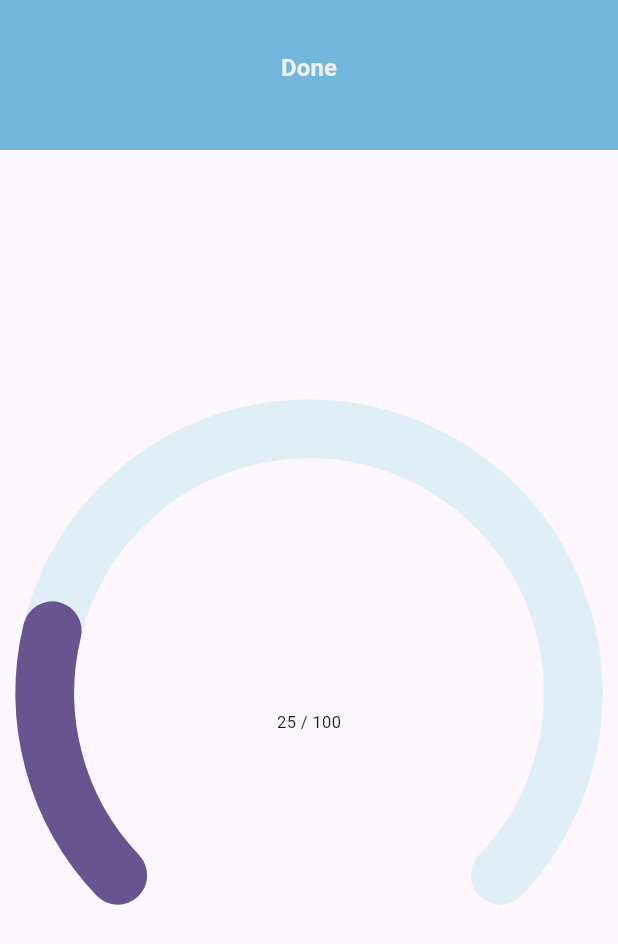
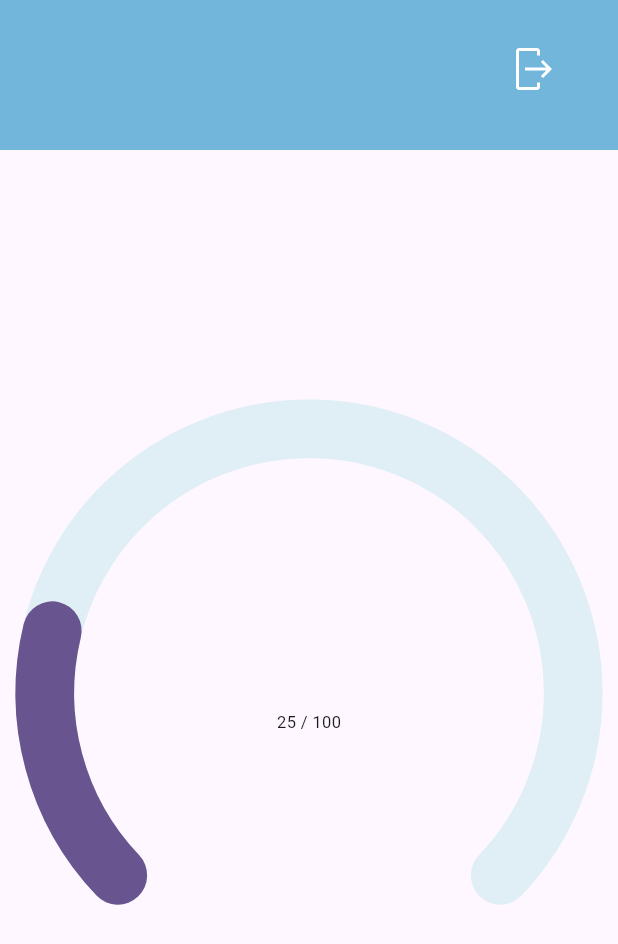
Before and after one commit to zOhran13/RIHack23, a Flutter app: the ProfileScreen screen opened directly, on a phone screen of 412 x 824 dp. Shown: the top 944 px of the screen. Run offline on Flutter 3.47's test engine with Material 2 defaults, Android fonts, the phone set to English and light mode, and no system bars; drawn by our look-alikes of syncfusion_flutter_gauges; our stand-ins replace flutter_svg; Roboto replaces fonts that are missing (RoundedMplus1c).

Commit message:
Edited ProfilePage

```diff
--- a/FitFam/lib/src/common_widgets/custom_navigationbar.dart
+++ b/FitFam/lib/src/common_widgets/custom_navigationbar.dart
@@ -38,7 +38,7 @@ class _CustomNavigationBarState extends State<CustomNavigationBar> {
         ),
         items: <BottomNavigationBarItem>[
           BottomNavigationBarItem(
-            icon: SvgPicture.asset(GlobalVariables.homePageIcon),
+          icon: SvgPicture.asset(GlobalVariables.homePageIcon),
             label: ('Home'),
             backgroundColor: const Color(0xFF72B6DC),
           ),
--- a/FitFam/lib/src/screens/profile.dart
+++ b/FitFam/lib/src/screens/profile.dart
@@ -1,8 +1,9 @@
 import 'package:fitfam/src/common_widgets/custom_pedometer.dart';
 import 'package:fitfam/src/utils/global_variables.dart';
 import 'package:flutter/material.dart';
+import 'package:flutter_svg/flutter_svg.dart';
 
-import '../common_widgets/custom_button.dart';
+
 
 class ProfileScreen extends StatelessWidget {
   const ProfileScreen({super.key});
@@ -18,12 +19,18 @@ class ProfileScreen extends StatelessWidget {
             SizedBox(
               height: MediaQuery.of(context).padding.top,
             ),
-            const CustomButton(),
+               Container(
+                padding: EdgeInsets.only(top: 30.0),
+                margin: EdgeInsets.only(left: 300.0),
+                child: SvgPicture.asset(GlobalVariables.logoutIcon,colorFilter: ColorFilter.mode(Colors.white, BlendMode.srcIn)))
             //const Text('Level 1'),
           ]),
         ),
       ),
       body: const Pedometer(),
+
+
+
     );
   }
 }
--- a/FitFam/lib/src/utils/global_variables.dart
+++ b/FitFam/lib/src/utils/global_variables.dart
@@ -60,6 +60,7 @@ class GlobalVariables {
   static const String rankingIcon = "assets/images/icons/Ranking.svg";
   static const String userIcon = "assets/images/icons/User.svg";
   static const String homePageIcon = "assets/images/icons/HomePage.svg";
+  static const String logoutIcon = "assets/images/icons/Logout.svg";
 
 
 
```
Also changed, not shown: FitFam/assets/images/icons/Logout.svg (added).
